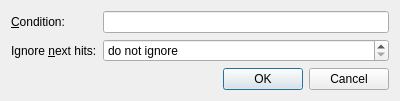
This is kdbg/brkptcondition.ui in j6t/kdbg as Qt 5 draws it before an edit. The edited form follows.
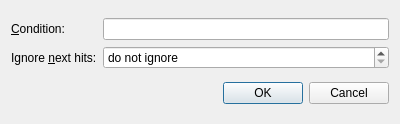
This is the edited form. Custom widgets are drawn as their Qt base class.

Commit message:
Apply changes produced by loading and saving UI files in Qt Designer 4.
Apply these changes early so as not to clutter the commits with unrelated
changes when we make substantial changes to the UI files later.

```diff
--- a/kdbg/brkptcondition.ui
+++ b/kdbg/brkptcondition.ui
@@ -1,12 +1,12 @@
 <ui version="4.0" >
  <class>BrkPtCondition</class>
- <widget class="QDialog" name="BrkPtCondition" >
-  <property name="geometry" >
+ <widget class="QDialog" name="BrkPtCondition">
+  <property name="geometry">
    <rect>
     <x>0</x>
     <y>0</y>
     <width>400</width>
-    <height>98</height>
+    <height>124</height>
    </rect>
   </property>
   <property name="windowTitle" >
```
Left out of the diff: 59 changed lines with no effect on the pictures. The commit also changes 3 other files.
